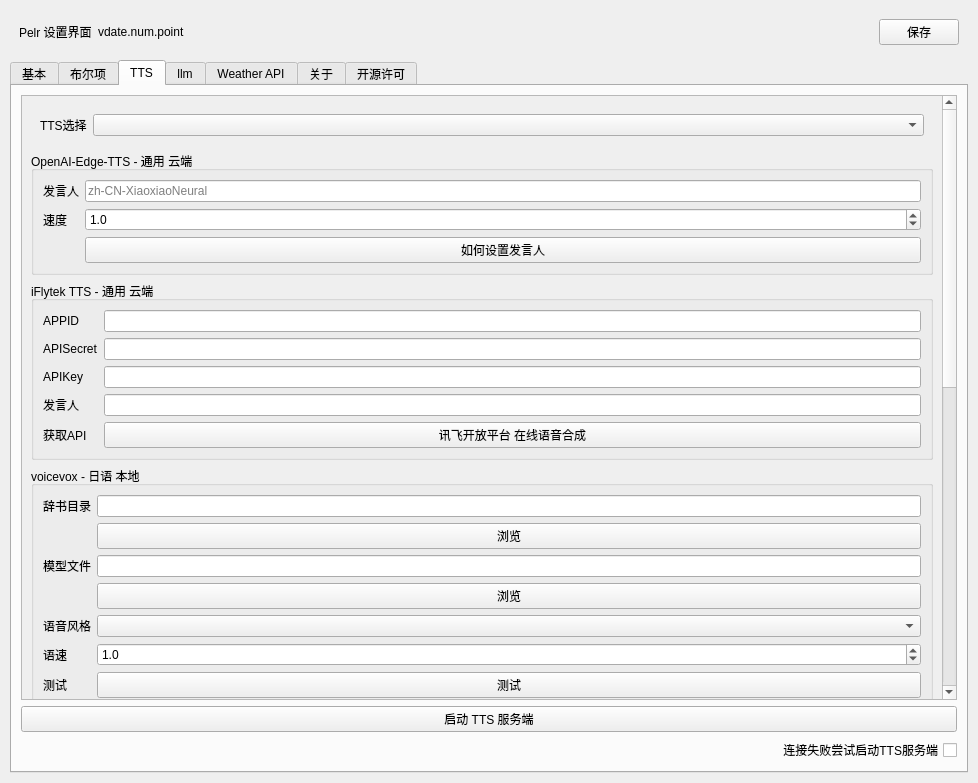
Before: the Qt Designer form src/ui/setting.ui in csy214-beep/Pelr, drawn with Qt 5.
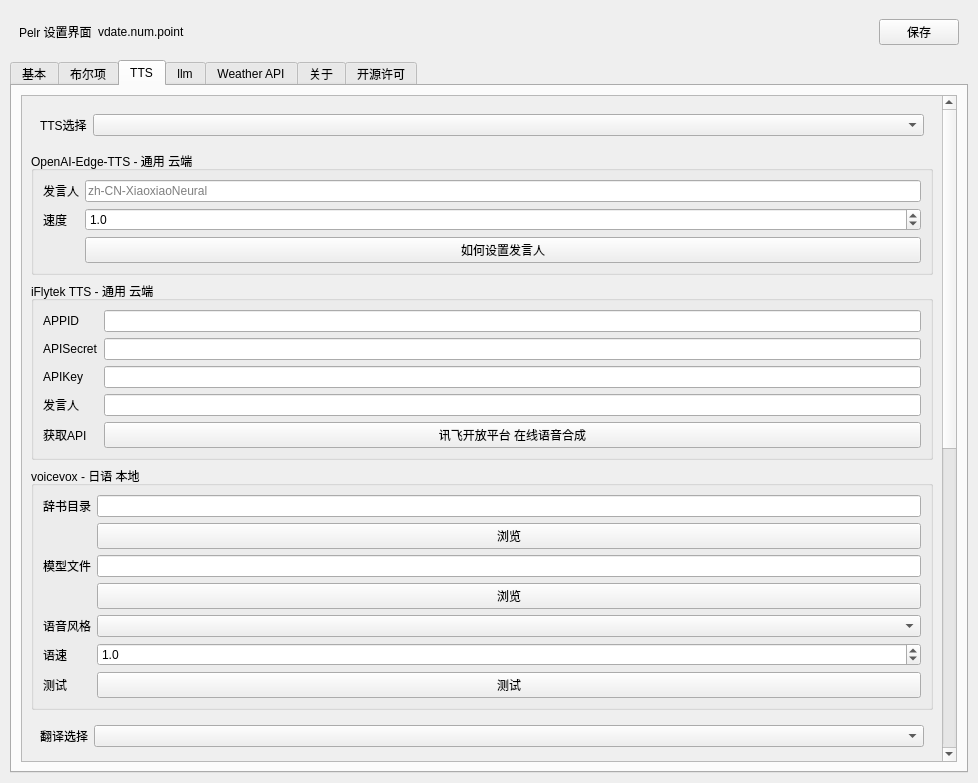
After: the same form once the commit is applied. The open tabs and pages were chosen to show the change. Icons and pictures are not drawn. Custom widgets are drawn as their Qt base class.

Diff of the .ui file:
```diff
--- a/src/ui/setting.ui
+++ b/src/ui/setting.ui
@@ -519,7 +519,7 @@
             <x>0</x>
             <y>0</y>
             <width>907</width>
-            <height>1356</height>
+            <height>1361</height>
            </rect>
           </property>
           <layout class="QVBoxLayout" name="verticalLayout_4">
@@ -1035,27 +1035,6 @@
          </widget>
         </widget>
        </item>
-       <item>
-        <widget class="QPushButton" name="pushButton_14">
-         <property name="text">
-          <string>启动 TTS 服务端</string>
-         </property>
-         <property name="icon">
-          <iconset resource="../../Resource.qrc">
-           <normaloff>:/public/IconaMoon/Interface/Link - 24x24.png</normaloff>:/public/IconaMoon/Interface/Link - 24x24.png</iconset>
-         </property>
-        </widget>
-       </item>
-       <item>
-        <widget class="QCheckBox" name="checkBox_13">
-         <property name="layoutDirection">
-          <enum>Qt::RightToLeft</enum>
-         </property>
-         <property name="text">
-          <string>连接失败尝试启动TTS服务端</string>
-         </property>
-        </widget>
-       </item>
       </layout>
      </widget>
      <widget class="QWidget" name="tab_4">
```
